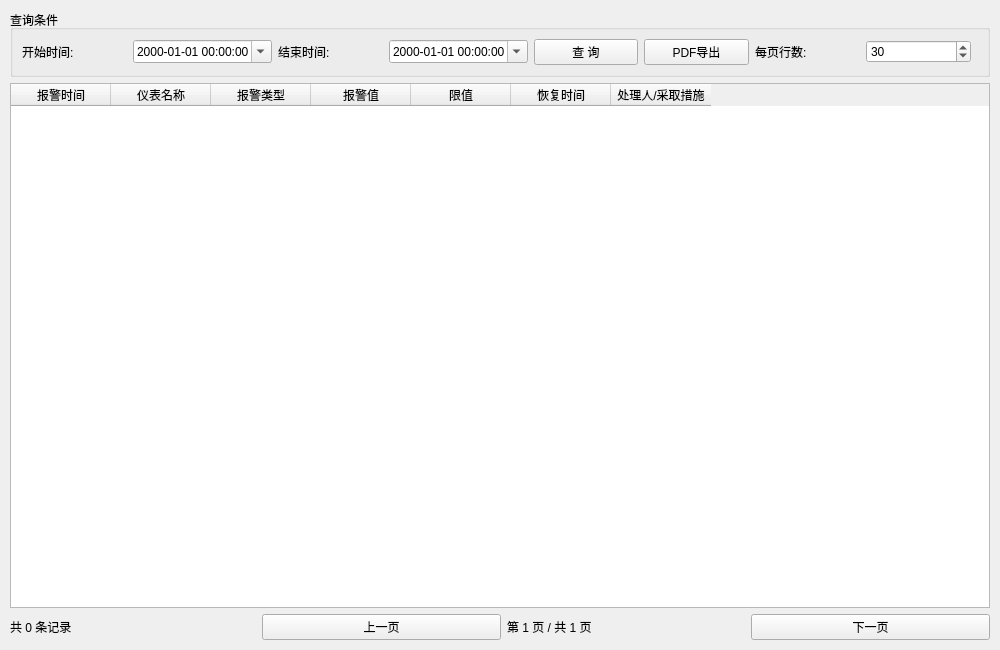
Old version of the form ui/alarmwidget.ui in the repository 1034569185/1034569185.
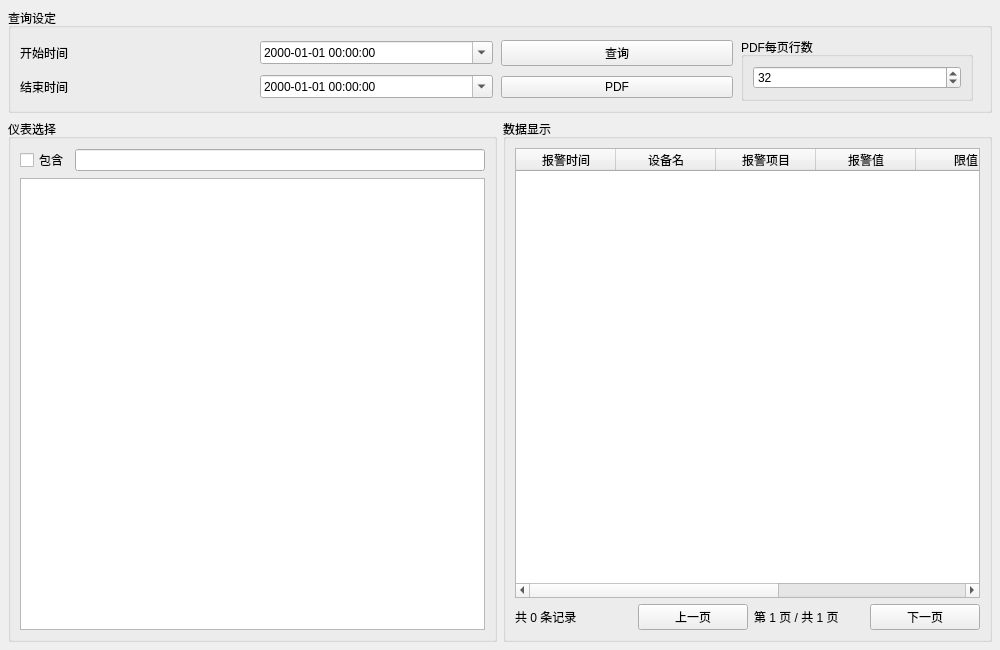
New version of the form.

Commit message:
Restructure alarm UI to legacy split-pane style with device tree filter
Agent-Logs-Url: https://github.com/1034569185/1034569185/sessions/0cd70fbd-1dcb-49d8-bbbf-6c046b77a6fd

Patch:
```diff
--- a/ui/alarmwidget.ui
+++ b/ui/alarmwidget.ui
@@ -15,32 +15,41 @@
   </property>
   <layout class="QVBoxLayout" name="verticalLayout">
    <property name="leftMargin">
-    <number>10</number>
+    <number>8</number>
    </property>
    <property name="topMargin">
-    <number>10</number>
+    <number>8</number>
    </property>
    <property name="rightMargin">
-    <number>10</number>
+    <number>8</number>
    </property>
    <property name="bottomMargin">
-    <number>10</number>
+    <number>8</number>
+   </property>
+   <property name="spacing">
+    <number>6</number>
    </property>
    <item>
     <!-- 查询条件区 -->
     <widget class="QGroupBox" name="queryGroupBox">
      <property name="title">
-      <string>查询条件</string>
+      <string>查询设定</string>
      </property>
-     <layout class="QHBoxLayout" name="queryLayout">
-      <item>
+     <layout class="QGridLayout" name="queryLayout">
+      <property name="horizontalSpacing">
+       <number>8</number>
+      </property>
+      <property name="verticalSpacing">
+       <number>4</number>
+      </property>
+      <item row="0" column="0">
        <widget class="QLabel" name="lblStartTime">
         <property name="text">
-         <string>开始时间:</string>
+         <string>开始时间</string>
         </property>
        </widget>
       </item>
-      <item>
+      <item row="0" column="1">
        <widget class="QDateTimeEdit" name="dtStartTime">
         <property name="displayFormat">
          <string>yyyy-MM-dd HH:mm:ss</string>
@@ -53,14 +62,14 @@
         </property>
        </widget>
       </item>
-      <item>
+      <item row="1" column="0">
        <widget class="QLabel" name="lblEndTime">
         <property name="text">
-         <string>结束时间:</string>
+         <string>结束时间</string>
         </property>
        </widget>
       </item>
-      <item>
+      <item row="1" column="1">
        <widget class="QDateTimeEdit" name="dtEndTime">
         <property name="displayFormat">
          <string>yyyy-MM-dd HH:mm:ss</string>
@@ -73,27 +82,32 @@
         </property>
        </widget>
       </item>
-      <item>
+      <item row="0" column="2">
        <widget class="QPushButton" name="btnQuery">
         <property name="text">
-         <string>查 询</string>
+         <string>查询</string>
+        </property>
+        <property name="minimumWidth">
+         <number>72</number>
         </property>
        </widget>
       </item>
-      <item>
+      <item row="1" column="2">
        <widget class="QPushButton" name="btnExportPDF">
         <property name="text">
-         <string>PDF导出</string>
+         <string>PDF</string>
         </property>
-       </widget>
-      </item>
-      <item>
-       <widget class="QLabel" name="lblPageRows">
-        <property name="text">
-         <string>每页行数:</string>
+        <property name="minimumWidth">
+         <number>72</number>
         </property>
        </widget>
       </item>
+      <item row="0" column="3" rowspan="2">
+       <widget class="QGroupBox" name="pdfGroupBox">
+        <property name="title">
+         <string>PDF每页行数</string>
+        </property>
+        <layout class="QVBoxLayout" name="verticalLayout_2">
       <item>
        <widget class="QSpinBox" name="spinPageRows">
         <property name="minimum">
@@ -103,14 +117,17 @@
          <number>100</number>
         </property>
         <property name="value">
-         <number>30</number>
+            <number>32</number>
         </property>
         <property name="minimumWidth">
          <number>70</number>
         </property>
        </widget>
       </item>
-      <item>
+        </layout>
+       </widget>
+      </item>
+      <item row="0" column="4" rowspan="2">
        <spacer name="querySpacer">
         <property name="orientation">
          <enum>Qt::Horizontal</enum>
@@ -121,7 +138,60 @@
     </widget>
    </item>
    <item>
-    <!-- 报警数据表格 -->
+    <layout class="QHBoxLayout" name="contentLayout">
+     <property name="spacing">
+      <number>6</number>
+     </property>
+     <item>
+      <widget class="QGroupBox" name="deviceSelectGroupBox">
+       <property name="title">
+        <string>仪表选择</string>
+       </property>
+       <property name="minimumWidth">
+        <number>220</number>
+       </property>
+       <property name="maximumWidth">
+        <number>230</number>
+       </property>
+       <layout class="QVBoxLayout" name="deviceSelectLayout">
+        <item>
+         <layout class="QHBoxLayout" name="treeFilterLayout">
+          <item>
+           <widget class="QCheckBox" name="chkFilter">
+            <property name="text">
+             <string>包含</string>
+            </property>
+           </widget>
+          </item>
+          <item>
+           <widget class="QLineEdit" name="txtFilter">
+            <property name="clearButtonEnabled">
+             <bool>true</bool>
+            </property>
+           </widget>
+          </item>
+         </layout>
+        </item>
+        <item>
+         <widget class="QTreeWidget" name="treeDevices">
+          <property name="columnCount">
+           <number>1</number>
+          </property>
+          <property name="headerHidden">
+           <bool>true</bool>
+          </property>
+         </widget>
+        </item>
+       </layout>
+      </widget>
+     </item>
+     <item>
+      <widget class="QGroupBox" name="tableGroupBox">
+       <property name="title">
+        <string>数据显示</string>
+       </property>
+       <layout class="QVBoxLayout" name="tableLayout">
+        <item>
     <widget class="QTableWidget" name="tableAlarm">
      <property name="columnCount">
       <number>7</number>
@@ -136,12 +206,12 @@
      </column>
      <column>
       <property name="text">
-       <string>仪表名称</string>
+            <string>设备名</string>
       </property>
      </column>
      <column>
       <property name="text">
-       <string>报警类型</string>
+            <string>报警项目</string>
       </property>
      </column>
      <column>
@@ -167,7 +237,6 @@
     </widget>
    </item>
    <item>
-    <!-- 分页控件 -->
     <layout class="QHBoxLayout" name="paginationLayout">
      <item>
       <widget class="QLabel" name="lblTotal">
@@ -202,6 +271,11 @@
        <property name="text">
         <string>下一页</string>
        </property>
+           </widget>
+          </item>
+         </layout>
+        </item>
+       </layout>
       </widget>
      </item>
     </layout>
```
Left out of the diff: 9 changed lines with no effect on the pictures. Lines whose indentation alone changed are shown as unchanged. The commit also changes 2 other files.
